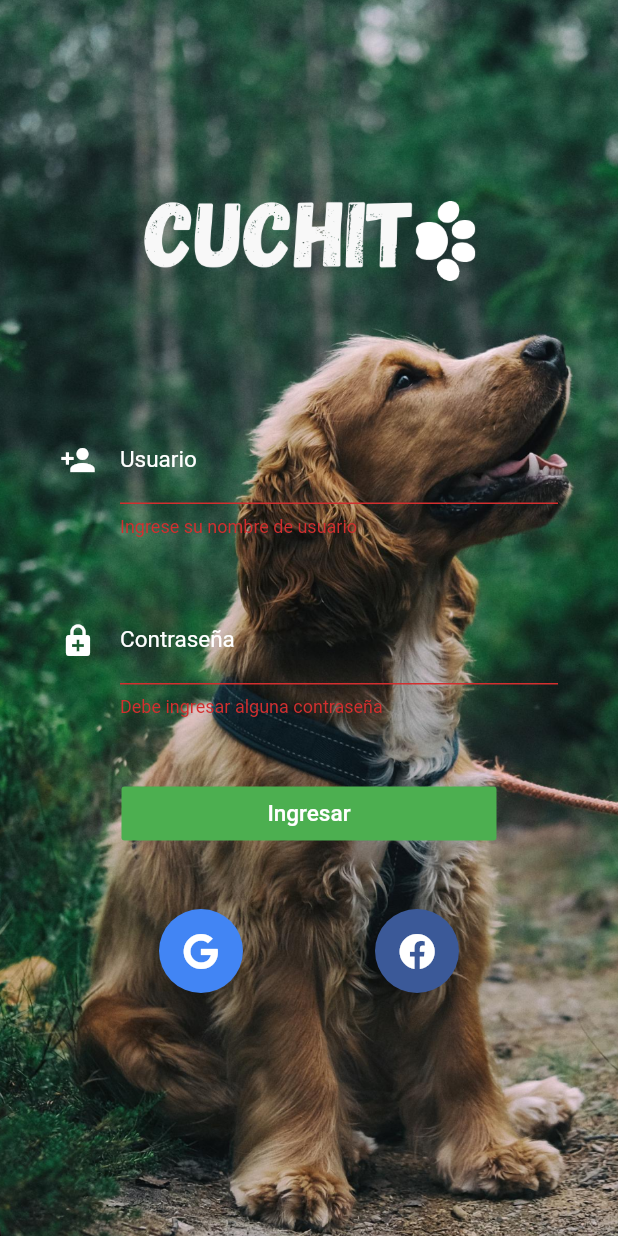
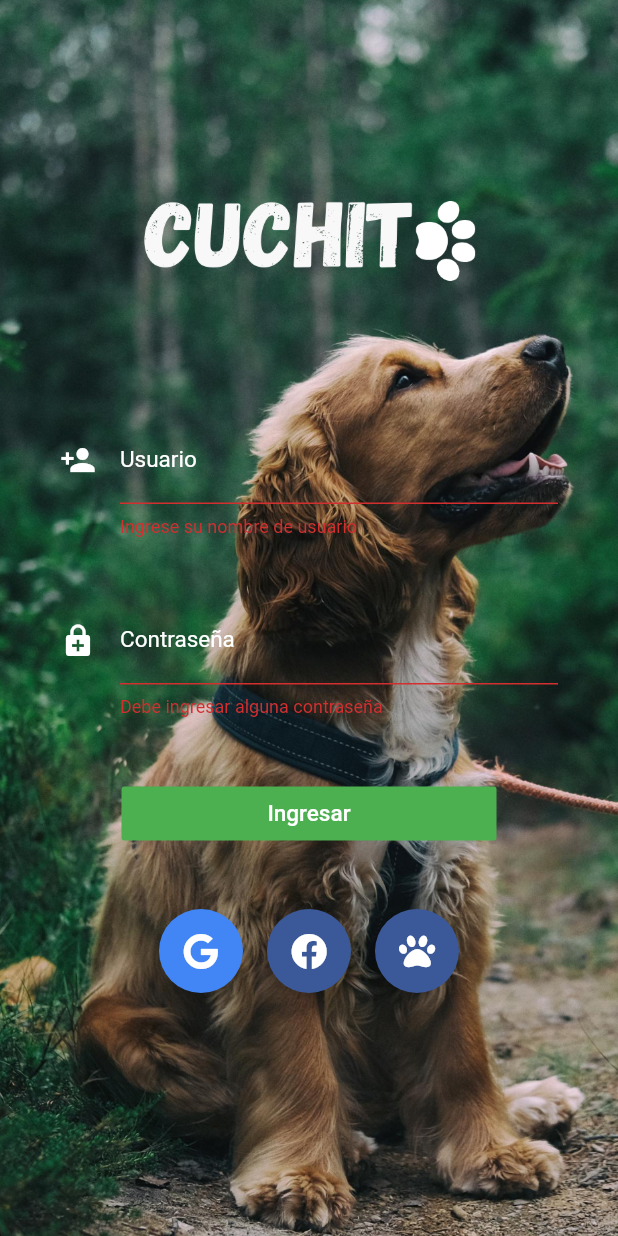
Before and after one commit to cuchitoapp/cuchito-app, a Flutter app: the screen it shows after launch, after a tap on "Ingresar", on a phone screen of 412 x 824 dp. Run offline on Flutter 3.47's test engine with Material 2 defaults, Android fonts, the phone set to English and light mode, and no system bars; our stand-ins replace font_awesome_flutter.

Commit message:
mensajeadvertenciapara salir de la app

```diff
--- a/lib/screens/login.dart
+++ b/lib/screens/login.dart
@@ -1,13 +1,17 @@
+import 'dart:io';
+
 import 'package:cuchitoapp/screens/feed.dart';
+import 'package:cuchitoapp/screens/registro.dart';
 import 'package:flutter/material.dart';
 import 'package:font_awesome_flutter/font_awesome_flutter.dart';
 
-class Login1 extends StatefulWidget {
+class Login extends StatefulWidget {
   @override
-  _Login1State createState() => _Login1State();
+  _LoginState createState() => _LoginState();
 }
 
-class _Login1State extends State<Login1> {
+class _LoginState extends State<Login> {
+  //
   final _formKey = GlobalKey<FormState>();
   String _usuario, _pass;
   _submit() {
@@ -55,7 +59,25 @@ class _Login1State extends State<Login1> {
   @override
   Widget build(BuildContext context) {
     final theme = Theme.of(context);
-    return Scaffold(
+    return WillPopScope(
+      onWillPop: () => showDialog<bool>(
+        context: context,
+        builder: (c) => AlertDialog(
+          title: Text('Advertencia'),
+          content: Text('Quieres salir de Cuchito?'),
+          actions: [
+            FlatButton(
+              child: Text('Si'),
+              onPressed: () => exit(0),
+            ),
+            FlatButton(
+              child: Text('No'),
+              onPressed: () => Navigator.pop(c, false),
+            ),
+          ],
+        ),
+      ),
+      child: Scaffold(
         body: Stack(
           fit: StackFit.expand,
           children: <Widget>[
@@ -73,8 +95,8 @@ class _Login1State extends State<Login1> {
                   mainAxisSize: MainAxisSize.min,
                   children: <Widget>[
                     Padding(
-                    padding:
-                        EdgeInsets.symmetric(horizontal: 40.0, vertical: 20.0),
+                      padding: EdgeInsets.symmetric(
+                          horizontal: 40.0, vertical: 20.0),
                       child: TextFormField(
                         decoration: InputDecoration(
                           labelText: 'Usuario',
@@ -86,14 +108,15 @@ class _Login1State extends State<Login1> {
                           ),
                         ),
                         keyboardType: TextInputType.emailAddress,
-                      validator: (input) =>
-                          input.isEmpty ? 'Ingrese su nombre de usuario' : null,
+                        validator: (input) => input.isEmpty
+                            ? 'Ingrese su nombre de usuario'
+                            : null,
                         onSaved: (input) => _usuario = input,
                       ),
                     ),
                     Padding(
-                    padding:
-                        EdgeInsets.symmetric(horizontal: 40.0, vertical: 20.0),
+                      padding: EdgeInsets.symmetric(
+                          horizontal: 40.0, vertical: 20.0),
                       child: TextFormField(
                         decoration: InputDecoration(
                           labelText: 'Contraseña',
@@ -150,12 +173,24 @@ class _Login1State extends State<Login1> {
                       child: Icon(FontAwesomeIcons.facebook),
                       onPressed: null,
                     ),
+                    FloatingActionButton(
+                      heroTag: 'cuchito',
+                      backgroundColor: Color(0xff3b5998),
+                      child: Icon(FontAwesomeIcons.paw),
+                      onPressed: () {
+                        Navigator.push(
+                          context,
+                          MaterialPageRoute(builder: (context) => Registro()),
+                        );
+                      },
+                    ),
                   ],
                 ),
               ),
             ),
           ],
         ),
+      ),
     );
   }
 }
--- a/lib/splash.dart
+++ b/lib/splash.dart
@@ -16,7 +16,7 @@ class _SplashScreenState extends State<SplashScreen> {
     Timer(
         Duration(seconds: 4),
         () => Navigator.push(
-            context, MaterialPageRoute(builder: (context) => Login1())));
+            context, MaterialPageRoute(builder: (context) => Login())));
   }
 
   @override
```
Also changed, not shown: lib/screens/registro.dart (added, +15 -0 lines). Lines whose indentation alone changed are shown as unchanged.
